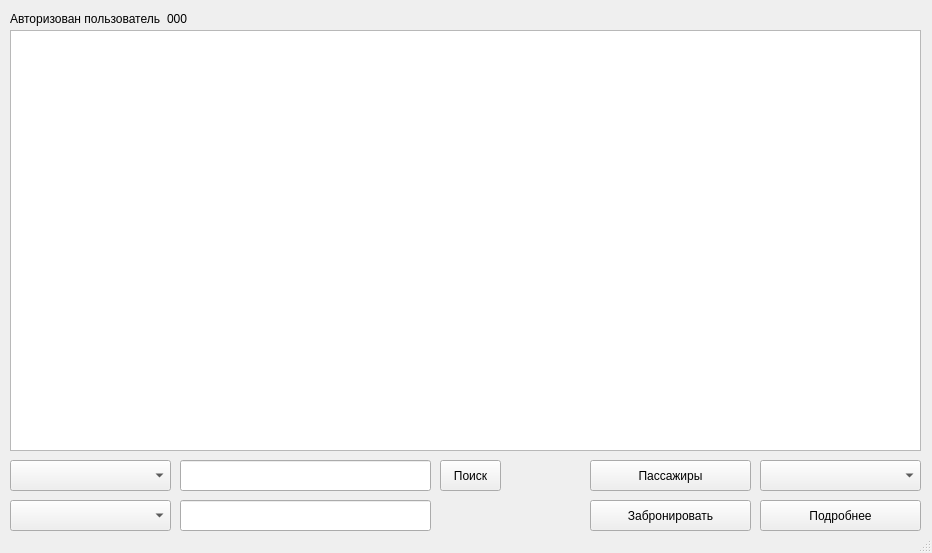
Before: the Qt Designer form man_int.ui in Ralvage/KP_BSBD, drawn with Qt 5.
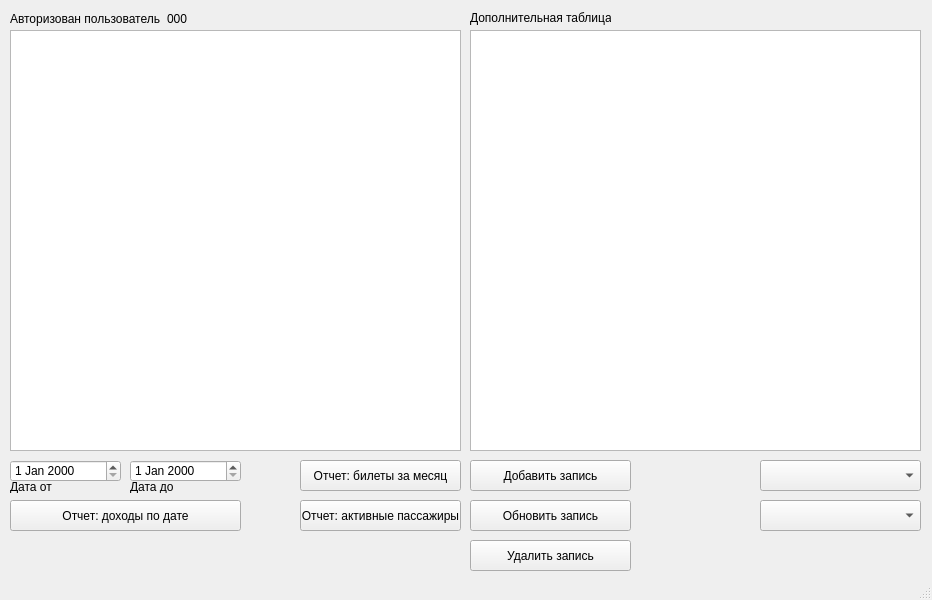
After: the same form once the commit is applied.

The edit to the form file:
```diff
--- a/man_int.ui
+++ b/man_int.ui
@@ -7,18 +7,18 @@
     <x>0</x>
     <y>0</y>
     <width>932</width>
-    <height>553</height>
+    <height>600</height>
    </rect>
   </property>
   <property name="minimumSize">
    <size>
     <width>932</width>
-    <height>553</height>
+    <height>600</height>
    </size>
   </property>
   <property name="maximumSize">
    <size>
-    <width>1100</width>
+    <width>932</width>
     <height>600</height>
    </size>
   </property>
@@ -26,59 +26,6 @@
    <string>MainWindow</string>
   </property>
   <widget class="QWidget" name="centralwidget">
-   <widget class="QTableWidget" name="tableWidget">
-    <property name="geometry">
-     <rect>
-      <x>10</x>
-      <y>30</y>
-      <width>911</width>
-      <height>421</height>
-     </rect>
-    </property>
-    <property name="minimumSize">
-     <size>
-      <width>611</width>
-      <height>421</height>
-     </size>
-    </property>
-    <property name="mouseTracking">
-     <bool>true</bool>
-    </property>
-    <property name="tabletTracking">
-     <bool>true</bool>
-    </property>
-    <property name="acceptDrops">
-     <bool>true</bool>
-    </property>
-    <property name="sortingEnabled">
-     <bool>true</bool>
-    </property>
-   </widget>
-   <widget class="QPushButton" name="pushButton">
-    <property name="geometry">
-     <rect>
-      <x>760</x>
-      <y>500</y>
-      <width>161</width>
-      <height>31</height>
-     </rect>
-    </property>
-    <property name="minimumSize">
-     <size>
-      <width>161</width>
-      <height>31</height>
-     </size>
-    </property>
-    <property name="maximumSize">
-     <size>
-      <width>161</width>
-      <height>31</height>
-     </size>
-    </property>
-    <property name="text">
-     <string>Подробнее</string>
-    </property>
-   </widget>
    <widget class="QWidget" name="layoutWidget">
     <property name="geometry">
      <rect>
@@ -117,36 +64,80 @@
      </item>
     </layout>
    </widget>
-   <widget class="QPushButton" name="pushButton_2">
+   <widget class="QLabel" name="label_5">
     <property name="geometry">
      <rect>
-      <x>590</x>
-      <y>460</y>
-      <width>161</width>
-      <height>31</height>
+      <x>470</x>
+      <y>10</y>
+      <width>141</width>
+      <height>16</height>
      </rect>
     </property>
-    <property name="minimumSize">
-     <size>
-      <width>161</width>
-      <height>31</height>
-     </size>
-    </property>
-    <property name="maximumSize">
-     <size>
-      <width>161</width>
-      <height>31</height>
-     </size>
-    </property>
     <property name="text">
-     <string>Пассажиры</string>
+     <string>Дополнительная таблица</string>
+    </property>
+   </widget>
+   <widget class="QTableWidget" name="tableWidget_2">
+    <property name="geometry">
+     <rect>
+      <x>470</x>
+      <y>30</y>
+      <width>451</width>
+      <height>421</height>
+     </rect>
+    </property>
+    <property name="minimumSize">
+     <size>
+      <width>0</width>
+      <height>0</height>
+     </size>
+    </property>
+    <property name="mouseTracking">
+     <bool>true</bool>
+    </property>
+    <property name="tabletTracking">
+     <bool>true</bool>
+    </property>
+    <property name="acceptDrops">
+     <bool>true</bool>
+    </property>
+    <property name="sortingEnabled">
+     <bool>true</bool>
+    </property>
+   </widget>
+   <widget class="QTableWidget" name="tableWidget">
+    <property name="geometry">
+     <rect>
+      <x>10</x>
+      <y>30</y>
+      <width>451</width>
+      <height>421</height>
+     </rect>
+    </property>
+    <property name="minimumSize">
+     <size>
+      <width>0</width>
+      <height>0</height>
+     </size>
+    </property>
+    <property name="mouseTracking">
+     <bool>true</bool>
+    </property>
+    <property name="tabletTracking">
+     <bool>true</bool>
+    </property>
+    <property name="acceptDrops">
+     <bool>true</bool>
+    </property>
+    <property name="sortingEnabled">
+     <bool>true</bool>
     </property>
    </widget>
    <widget class="QPushButton" name="pushButton_3">
     <property name="geometry">
      <rect>
-      <x>590</x>
-      <y>500</y>
+      <x>300</x>
+      <y>460</y>
       <width>161</width>
       <height>31</height>
      </rect>
@@ -164,68 +155,13 @@
      </size>
     </property>
     <property name="text">
-     <string>Забронировать</string>
+     <string>Отчет: билеты за месяц</string>
     </property>
    </widget>
    <widget class="QComboBox" name="comboBox">
     <property name="geometry">
      <rect>
-      <x>10</x>
-      <y>460</y>
-      <width>161</width>
-      <height>31</height>
-     </rect>
-    </property>
-   </widget>
-   <widget class="QLineEdit" name="lineEdit">
-    <property name="geometry">
-     <rect>
-      <x>180</x>
-      <y>460</y>
-      <width>251</width>
-      <height>31</height>
-     </rect>
-    </property>
-   </widget>
-   <widget class="QPushButton" name="pushButton_4">
-    <property name="geometry">
-     <rect>
-      <x>440</x>
-      <y>460</y>
-      <width>61</width>
-      <height>31</height>
-     </rect>
-    </property>
-    <property name="minimumSize">
-     <size>
-      <width>61</width>
-      <height>31</height>
-     </size>
-    </property>
-    <property name="maximumSize">
-     <size>
-      <width>161</width>
-      <height>31</height>
-     </size>
-    </property>
-    <property name="text">
-     <string>Поиск</string>
-    </property>
-   </widget>
-   <widget class="QLineEdit" name="lineEdit_2">
-    <property name="geometry">
-     <rect>
-      <x>180</x>
-      <y>500</y>
-      <width>251</width>
-      <height>31</height>
-     </rect>
-    </property>
-   </widget>
-   <widget class="QComboBox" name="comboBox_2">
-    <property name="geometry">
-     <rect>
-      <x>10</x>
+      <x>760</x>
       <y>500</y>
       <width>161</width>
       <height>31</height>
@@ -242,6 +178,165 @@
      </rect>
     </property>
    </widget>
+   <widget class="QLabel" name="label_3">
+    <property name="geometry">
+     <rect>
+      <x>10</x>
+      <y>480</y>
+      <width>47</width>
+      <height>13</height>
+     </rect>
+    </property>
+    <property name="text">
+     <string>Дата от</string>
+    </property>
+   </widget>
+   <widget class="QLabel" name="label_4">
+    <property name="geometry">
+     <rect>
+      <x>130</x>
+      <y>480</y>
+      <width>47</width>
+      <height>13</height>
+     </rect>
+    </property>
+    <property name="text">
+     <string>Дата до</string>
+    </property>
+   </widget>
+   <widget class="QDateEdit" name="dateEdit_2">
+    <property name="geometry">
+     <rect>
+      <x>130</x>
+      <y>460</y>
+      <width>111</width>
+      <height>22</height>
+     </rect>
+    </property>
+   </widget>
+   <widget class="QDateEdit" name="dateEdit">
+    <property name="geometry">
+     <rect>
+      <x>10</x>
+      <y>460</y>
+      <width>111</width>
+      <height>22</height>
+     </rect>
+    </property>
+   </widget>
+   <widget class="QPushButton" name="pushButton_9">
+    <property name="geometry">
+     <rect>
+      <x>300</x>
+      <y>500</y>
+      <width>161</width>
+      <height>31</height>
+     </rect>
+    </property>
+    <property name="minimumSize">
+     <size>
+      <width>161</width>
+      <height>31</height>
+     </size>
+    </property>
+    <property name="maximumSize">
+     <size>
+      <width>161</width>
+      <height>31</height>
+     </size>
+    </property>
+    <property name="text">
+     <string>Отчет: активные пассажиры</string>
+    </property>
+   </widget>
+   <widget class="QPushButton" name="pushButton">
+    <property name="geometry">
+     <rect>
+      <x>10</x>
+      <y>500</y>
+      <width>231</width>
+      <height>31</height>
+     </rect>
+    </property>
+    <property name="text">
+     <string>Отчет: доходы по дате</string>
+    </property>
+   </widget>
+   <widget class="QPushButton" name="pushButton_5">
+    <property name="geometry">
+     <rect>
+      <x>470</x>
+      <y>500</y>
+      <width>161</width>
+      <height>31</height>
+     </rect>
+    </property>
+    <property name="minimumSize">
+     <size>
+      <width>161</width>
+      <height>31</height>
+     </size>
+    </property>
+    <property name="maximumSize">
+     <size>
+      <width>161</width>
+      <height>31</height>
+     </size>
+    </property>
+    <property name="text">
+     <string>Обновить запись</string>
+    </property>
+   </widget>
+   <widget class="QPushButton" name="pushButton_6">
+    <property name="geometry">
+     <rect>
+      <x>470</x>
+      <y>460</y>
+      <width>161</width>
+      <height>31</height>
+     </rect>
+    </property>
+    <property name="minimumSize">
+     <size>
+      <width>161</width>
+      <height>31</height>
+     </size>
+    </property>
+    <property name="maximumSize">
+     <size>
+      <width>161</width>
+      <height>31</height>
+     </size>
+    </property>
+    <property name="text">
+     <string>Добавить запись</string>
+    </property>
+   </widget>
+   <widget class="QPushButton" name="pushButton_4">
+    <property name="geometry">
+     <rect>
+      <x>470</x>
+      <y>540</y>
+      <width>161</width>
+      <height>31</height>
+     </rect>
+    </property>
+    <property name="minimumSize">
+     <size>
+      <width>161</width>
+      <height>31</height>
+     </size>
+    </property>
+    <property name="maximumSize">
+     <size>
+      <width>161</width>
+      <height>31</height>
+     </size>
+    </property>
+    <property name="text">
+     <string>Удалить запись</string>
+    </property>
+   </widget>
   </widget>
   <widget class="QStatusBar" name="statusbar"/>
  </widget>
```
Left out of the diff: 2 changed lines with no effect on the pictures.
